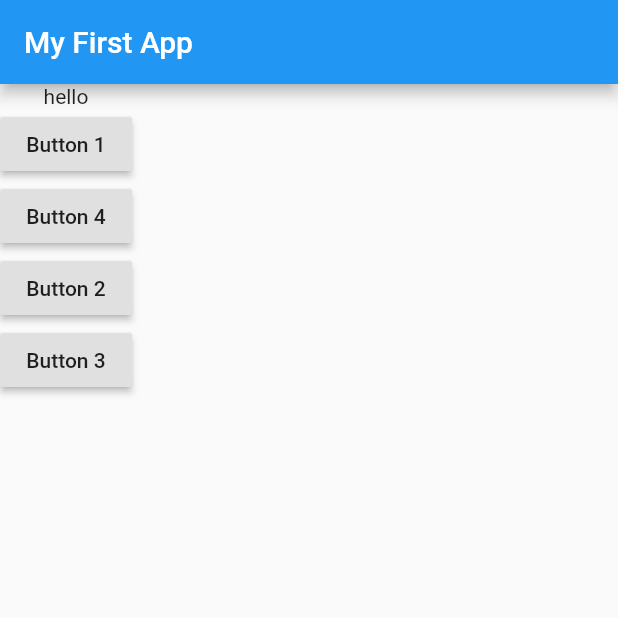
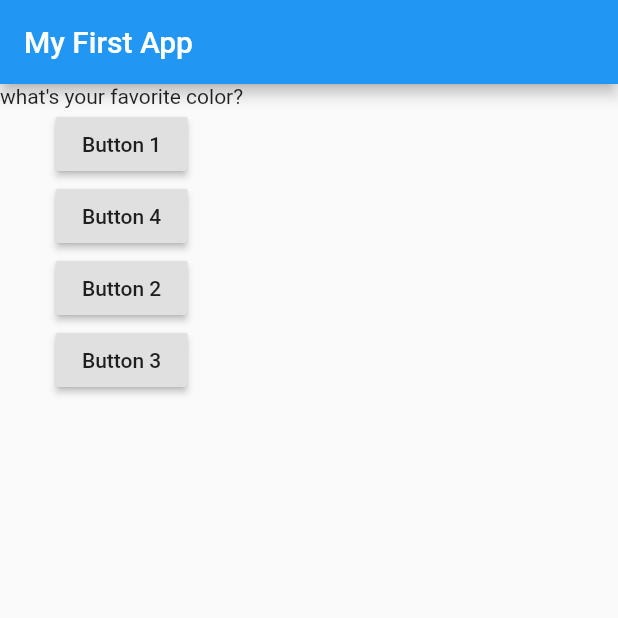
Before and after one commit to Leekiseong02/DartStudy, a Flutter app: the screen it shows after launch, on a phone screen of 412 x 824 dp, the top half of it. Run offline on Flutter 3.47's test engine with Material 2 defaults, Android fonts, the phone set to English and light mode, and no system bars.

Commit message:
Change Questions
Add Questions

```diff
--- a/lib/main.dart
+++ b/lib/main.dart
@@ -13,7 +13,11 @@ class MyAppState extends State<MyApp> {
 
   var questionNumber = 0;
 
-  var questionList = ['hello', 'hi', '안녕하세요'];
+  var questionList = [
+    'what\'s your favorite color?',
+    'what\'s your favorite fruit?',
+    'what\'s your favorite singer?'
+  ];
 
   void answerQuestion() {
     buttonClickNumber++;
@@ -34,7 +38,6 @@ class MyAppState extends State<MyApp> {
       home: Scaffold(
         body: Column(
           children: [
-
             Question(questionList[questionNumber]),
             RaisedButton(child: Text('Button 1'), onPressed: answerQuestion),
             RaisedButton(child: Text('Button 4'), onPressed: questionFunction),
```
